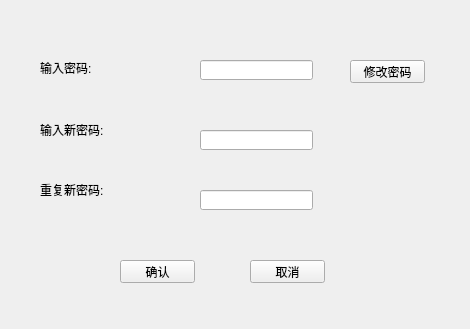
This is ac1608/PswInputDlg.ui in jpcstpj7281/gameseer as Qt 5 draws it before an edit. The edited form follows.
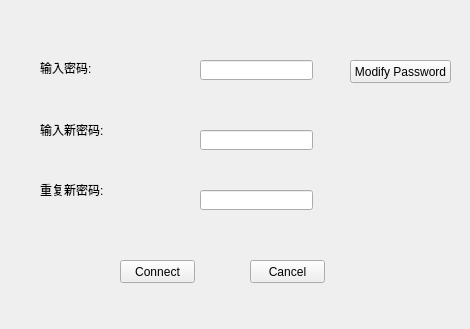
This is the edited form.

Commit message: 完成PASSWORD,增加QDIAL子类.

```diff
--- a/ac1608/PswInputDlg.ui
+++ b/ac1608/PswInputDlg.ui
@@ -62,7 +62,7 @@
     </rect>
    </property>
    <property name="text">
-    <string>确认</string>
+    <string>Connect</string>
    </property>
   </widget>
   <widget class="QPushButton" name="pushButton_2">
@@ -75,7 +75,7 @@
     </rect>
    </property>
    <property name="text">
-    <string>取消</string>
+    <string>Cancel</string>
    </property>
   </widget>
   <widget class="QLineEdit" name="oldpsw">
@@ -122,12 +122,12 @@
     <rect>
      <x>350</x>
      <y>60</y>
-     <width>75</width>
+     <width>101</width>
      <height>23</height>
     </rect>
    </property>
    <property name="text">
-    <string>修改密码</string>
+    <string>Modify Password</string>
    </property>
   </widget>
  </widget>
```
Left out of the diff: 6 changed lines with no effect on the pictures. The commit also changes 17 other files.
